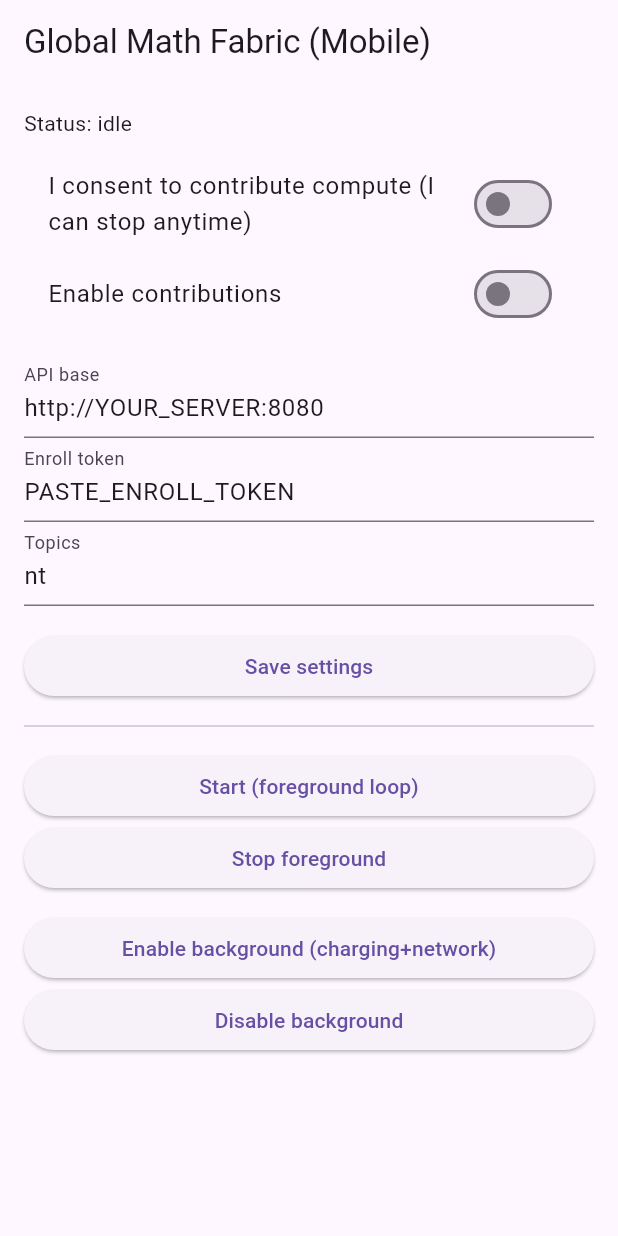
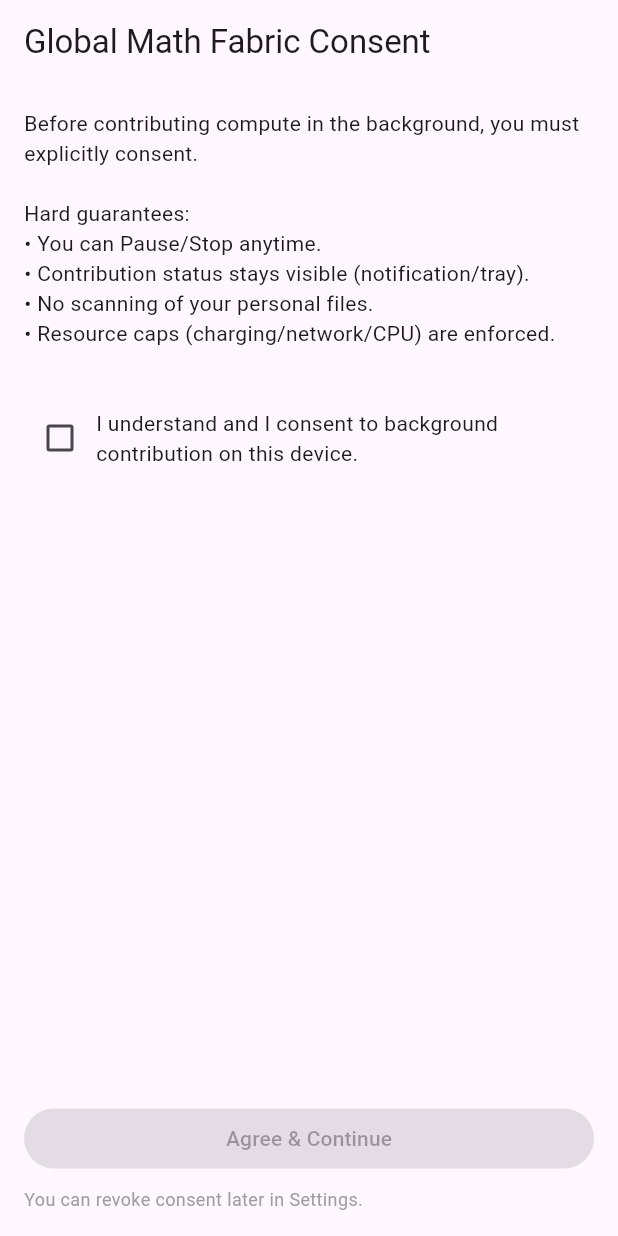
Before and after one commit to jscarfy/global-math-fabric, a Flutter app: the screen it shows after launch, on a phone screen of 412 x 824 dp. Run offline on Flutter 3.47's test engine with Material 3 defaults, Android fonts, the phone set to English and light mode, and no system bars; our stand-ins replace battery_plus, connectivity_plus, flutter_secure_storage, permission_handler, shared_preferences; missing offline and left inert: cryptography, dart:ffi, flutter_foreground_task, thermal, workmanager.

Commit message:
client: add mandatory consent screen gate for background contribution

```diff
--- /dev/null
+++ b/clients/gmf_mobile_flutter/lib/gmf/consent_screen.dart
@@ -0,0 +1,63 @@
+import 'package:flutter/material.dart';
+import 'consent_store.dart';
+
+class ConsentScreen extends StatefulWidget {
+  const ConsentScreen({super.key});
+  @override
+  State<ConsentScreen> createState() => _ConsentScreenState();
+}
+
+class _ConsentScreenState extends State<ConsentScreen> {
+  bool _checked = false;
+
+  @override
+  Widget build(BuildContext context) {
+    return Scaffold(
+      appBar: AppBar(title: const Text("Global Math Fabric Consent")),
+      body: Padding(
+        padding: const EdgeInsets.all(16),
+        child: Column(
+          crossAxisAlignment: CrossAxisAlignment.start,
+          children: [
+            const Text(
+              "Before contributing compute in the background, you must explicitly consent.\n\n"
+              "Hard guarantees:\n"
+              "• You can Pause/Stop anytime.\n"
+              "• Contribution status stays visible (notification/tray).\n"
+              "• No scanning of your personal files.\n"
+              "• Resource caps (charging/network/CPU) are enforced.\n",
+            ),
+            const SizedBox(height: 16),
+            Row(
+              children: [
+                Checkbox(value: _checked, onChanged: (v) => setState(() => _checked = v ?? false)),
+                const Expanded(child: Text("I understand and I consent to background contribution on this device.")),
+              ],
+            ),
+            const Spacer(),
+            Row(
+              children: [
+                Expanded(
+                  child: ElevatedButton(
+                    onPressed: _checked
+                        ? () async {
+                            await ConsentStore.grant();
+                            if (context.mounted) Navigator.of(context).pop(true);
+                          }
+                        : null,
+                    child: const Text("Agree & Continue"),
+                  ),
+                ),
+              ],
+            ),
+            const SizedBox(height: 8),
+            const Text(
+              "You can revoke consent later in Settings.",
+              style: TextStyle(fontSize: 12, color: Colors.grey),
+            ),
+          ],
+        ),
+      ),
+    );
+  }
+}
--- /dev/null
+++ b/clients/gmf_mobile_flutter/lib/gmf/consent_store.dart
@@ -0,0 +1,12 @@
+import 'package:flutter_secure_storage/flutter_secure_storage.dart';
+
+class ConsentStore {
+  static const _s = FlutterSecureStorage();
+  static const _k = "gmf_consent_background_v1";
+
+  static Future<bool> hasConsent() async => (await _s.read(key: _k)) == "yes";
+
+  static Future<void> grant() async => _s.write(key: _k, value: "yes");
+
+  static Future<void> revoke() async => _s.delete(key: _k);
+}
--- a/clients/gmf_mobile_flutter/lib/main.dart
+++ b/clients/gmf_mobile_flutter/lib/main.dart
@@ -1,4 +1,6 @@
 import 'dart:async';
+import 'gmf/consent_store.dart';
+import 'gmf/consent_screen.dart';
 import 'package:flutter/material.dart';
 import 'gmf/ios_bg_channel.dart';
 import 'gmf/settings_page.dart';
@@ -152,8 +154,8 @@ class _AppState extends State<App> {
   Widget build(BuildContext context) {
     return MaterialApp(
       title: 'GMF Mobile',
-      home: Scaffold(
-        appBar: AppBar(title: const Text('Global Math Fabric (Mobile)')),
+      home: _GMFConsentGate(child: Scaffold(
+        appBar: AppBar(title: const Text('Global Math Fabric (Mobile)'))),
         body: Padding(
           padding: const EdgeInsets.all(16),
           child: ListView(
@@ -195,3 +197,24 @@ class _AppState extends State<App> {
     );
   }
 }
+
+
+class _GMFConsentGate extends StatelessWidget {
+  final Widget child;
+  const _GMFConsentGate({required this.child});
+
+  @override
+  Widget build(BuildContext context) {
+    return FutureBuilder<bool>(
+      future: ConsentStore.hasConsent(),
+      builder: (context, snap) {
+        final ok = snap.data == true;
+        if (ok) return child;
+        // show consent screen first
+        return Builder(
+          builder: (context) => ConsentScreen(),
+        );
+      },
+    );
+  }
+}
```
